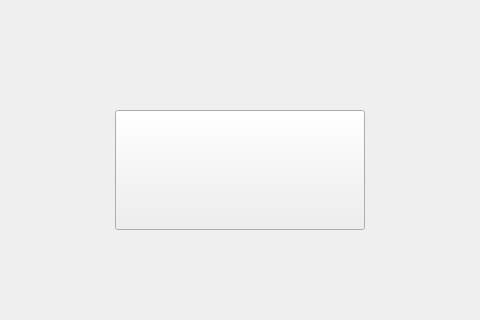
This is app/mainwindow.ui in ce-itcr/Gladiators-GBP as Qt 5 draws it before an edit; both pictures show x 365 to 845 and y 310 to 630 of the 1200 by 800 pixel window. The edited form follows.
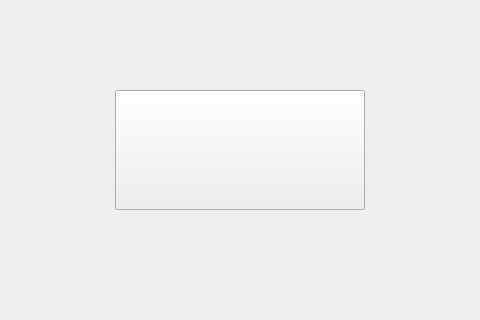
This is the edited form. Icons and pictures are not drawn.

```diff
--- a/app/mainwindow.ui
+++ b/app/mainwindow.ui
@@ -107,7 +107,7 @@
     <property name="geometry">
      <rect>
       <x>480</x>
-      <y>420</y>
+      <y>400</y>
       <width>250</width>
       <height>120</height>
      </rect>
@@ -122,6 +122,28 @@
      <string/>
     </property>
    </widget>
+   <widget class="QLabel" name="label">
+    <property name="geometry">
+     <rect>
+      <x>0</x>
+      <y>0</y>
+      <width>1200</width>
+      <height>800</height>
+     </rect>
+    </property>
+    <property name="styleSheet">
+     <string notr="true">background-image: url(:/img/backgrounds/5.jpg);</string>
+    </property>
+    <property name="text">
+     <string/>
+    </property>
+   </widget>
+   <zorder>label</zorder>
+   <zorder>exit_Button</zorder>
+   <zorder>info_Button</zorder>
+   <zorder>achievements_Button</zorder>
+   <zorder>settings_Button</zorder>
+   <zorder>play_Button</zorder>
   </widget>
  </widget>
  <layoutdefault spacing="6" margin="11"/>
```
Left out of the diff: 2 changed lines with no effect on the pictures.
